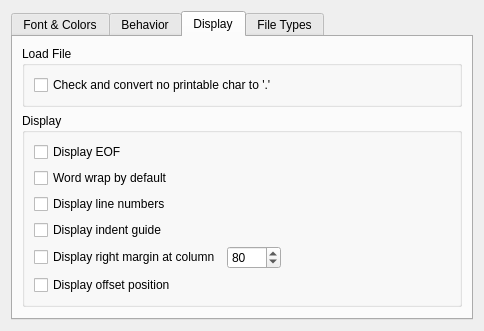
Before: the Qt Designer form liteidex/src/plugins/liteeditor/liteeditoroption.ui in visualfc/liteide, drawn with Qt 5.
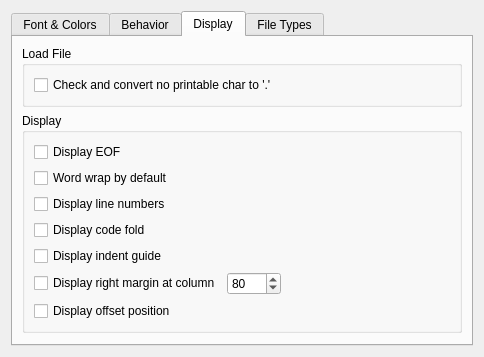
After: the same form once the commit is applied. The open tabs and pages were chosen to show the change.

Commit message: add code fold visible option

Diff of the .ui file:
```diff
--- a/liteidex/src/plugins/liteeditor/liteeditoroption.ui
+++ b/liteidex/src/plugins/liteeditor/liteeditoroption.ui
@@ -393,6 +393,13 @@
             </property>
            </widget>
           </item>
+          <item>
+           <widget class="QCheckBox" name="codeFoldVisibleCheckBox">
+            <property name="text">
+             <string>Display code fold</string>
+            </property>
+           </widget>
+          </item>
           <item>
            <widget class="QCheckBox" name="indentLineCheckBox">
             <property name="text">
```
The commit also changes 4 other files.
